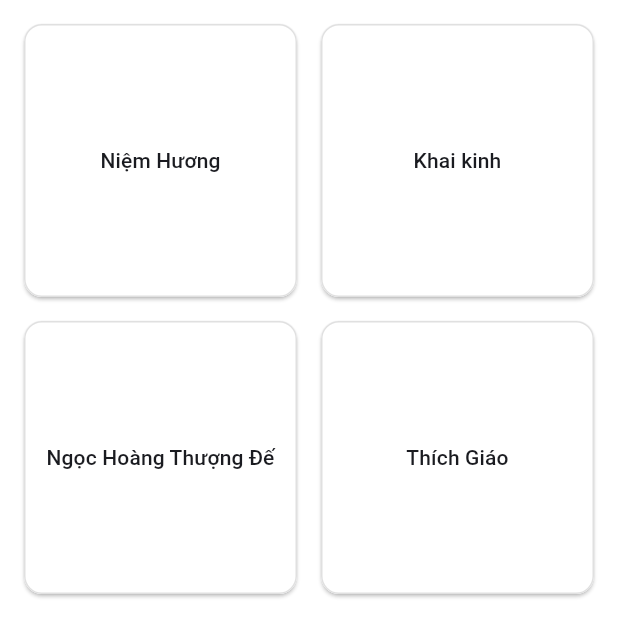
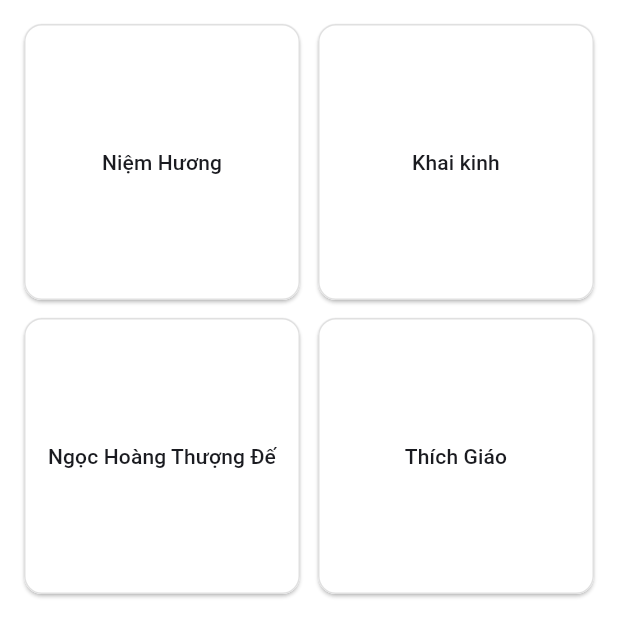
Before and after one commit to caodaion/caodaion_flutter, a Flutter app: the KinhList screen opened directly, on a phone screen of 412 x 824 dp. Shown: the top 637 px of the screen. Run offline on Flutter 3.47's test engine with Material 3 defaults, Android fonts, the light colour scheme and no system bars; our stand-ins replace go_router.

Commit message:
update list kinh page

```diff
--- a/lib/pages/kinh_page/widgets/kinh_list.dart
+++ b/lib/pages/kinh_page/widgets/kinh_list.dart
@@ -12,28 +12,38 @@ class KinhList extends StatefulWidget {
 }
 
 class _KinhListState extends State<KinhList> {
-  late List<Kinh> kinhs;
+  late Future<List<Kinh>> kinhs;
 
   @override
   void initState() {
     super.initState();
-    loadJsonData().then((String jsonString) {
-      setState(() {
-        kinhs = parseJson(jsonString);
+    kinhs = fetchItems();
     if (widget.listType.isNotEmpty) {
-          kinhs = parseJson(jsonString)
-              .where((element) => element.group == widget.listType)
-              .toList();
+      kinhs = kinhs;
     }
-      });
-    });
+  }
+
+  List<Kinh> filterItems(List<Kinh> items) {
+    return items.where((item) => item.group == widget.listType).toList();
   }
 
   @override
   Widget build(BuildContext context) {
     Size screenSize = MediaQuery.of(context).size;
 
+    return Scaffold(
+      body: FutureBuilder<List<Kinh>>(
+        future: kinhs,
+        builder: (context, snapshot) {
+          if (snapshot.connectionState == ConnectionState.waiting) {
+            return const CircularProgressIndicator();
+          } else if (snapshot.hasError) {
+            return Text('Error: ${snapshot.error}');
+          } else {
+            List<Kinh> filteredItems = filterItems(snapshot.data!);
+
             return GridView.builder(
+              padding: const EdgeInsets.all(12),
               gridDelegate: SliverGridDelegateWithFixedCrossAxisCount(
                 crossAxisCount: screenSize.width < portraitPhones
                     ? 2
@@ -44,11 +54,10 @@ class _KinhListState extends State<KinhList> {
                             : screenSize.width < largeDevices
                                 ? 5
                                 : 6,
-        crossAxisSpacing: 8.0,
-        mainAxisSpacing: 8.0,
+                crossAxisSpacing: 4.0,
+                mainAxisSpacing: 4.0,
               ),
-      itemCount: kinhs.length,
-      padding: const EdgeInsets.all(12),
+              itemCount: filteredItems.length,
               itemBuilder: (context, index) {
                 return Card(
                   child: TextButton(
@@ -66,7 +75,7 @@ class _KinhListState extends State<KinhList> {
                       backgroundColor: const Color(0xFFFFFFFF),
                     ),
                     child: Text(
-              kinhs[index].name,
+                      filteredItems[index].name,
                       style: TextStyle(
                         color: Theme.of(context).colorScheme.onBackground,
                       ),
@@ -77,4 +86,8 @@ class _KinhListState extends State<KinhList> {
               },
             );
           }
+        },
+      ),
+    );
   }
+}
--- a/lib/service/kinh_service.dart
+++ b/lib/service/kinh_service.dart
@@ -2,11 +2,9 @@ import 'dart:convert';
 import 'package:caodaion_flutter/model/kinh.dart';
 import 'package:flutter/services.dart';
 
-Future<String> loadJsonData() async {
-  return await rootBundle.loadString('assets/content/kinh/kinh_list.json');
+Future<List<Kinh>> fetchItems() async {
+  String jsonString =
+      await rootBundle.loadString('assets/content/kinh/kinh_list.json');
+  List<dynamic> data = json.decode(jsonString);
+  return data.map((json) => Kinh.fromJson(json)).toList();
 }
-
-List<Kinh> parseJson(String response) {
-  final parsed = json.decode(response).cast<Map<String, dynamic>>();
-  return parsed.map<Kinh>((json) => Kinh.fromJson(json)).toList();
-}
--- a/lib/widgets/scaffold_with_nested_navigation/scaffold_with_nested_navigation.dart
+++ b/lib/widgets/scaffold_with_nested_navigation/scaffold_with_nested_navigation.dart
@@ -28,7 +28,7 @@ class ScaffoldWithNestedNavigation extends StatelessWidget {
   @override
   Widget build(BuildContext context) {
     return LayoutBuilder(builder: (context, constraints) {
-      if (constraints.maxWidth < laptops) {
+      if (constraints.maxWidth < largeDevices) {
         return ScaffoldWithNavigationBar(
           body: navigationShell,
           selectedIndex: navigationShell.currentIndex,
--- a/pubspec.yaml
+++ b/pubspec.yaml
@@ -39,6 +39,7 @@ dependencies:
   flutter_launcher_icons: ^0.13.1
   home_widget: ^0.3.0
   flutter_markdown: ^0.6.18+2
+  http: ^1.1.0
 
 dev_dependencies:
   flutter_test:
```
Also changed, not shown: pubspec.lock. Lines whose indentation alone changed are shown as unchanged.
